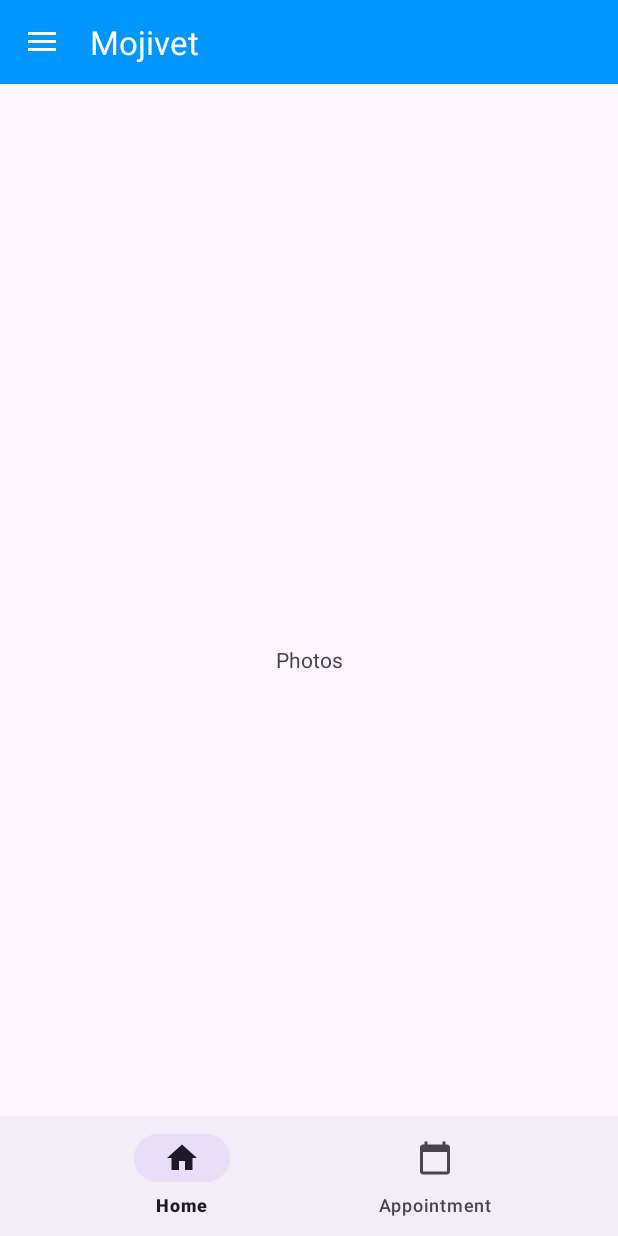
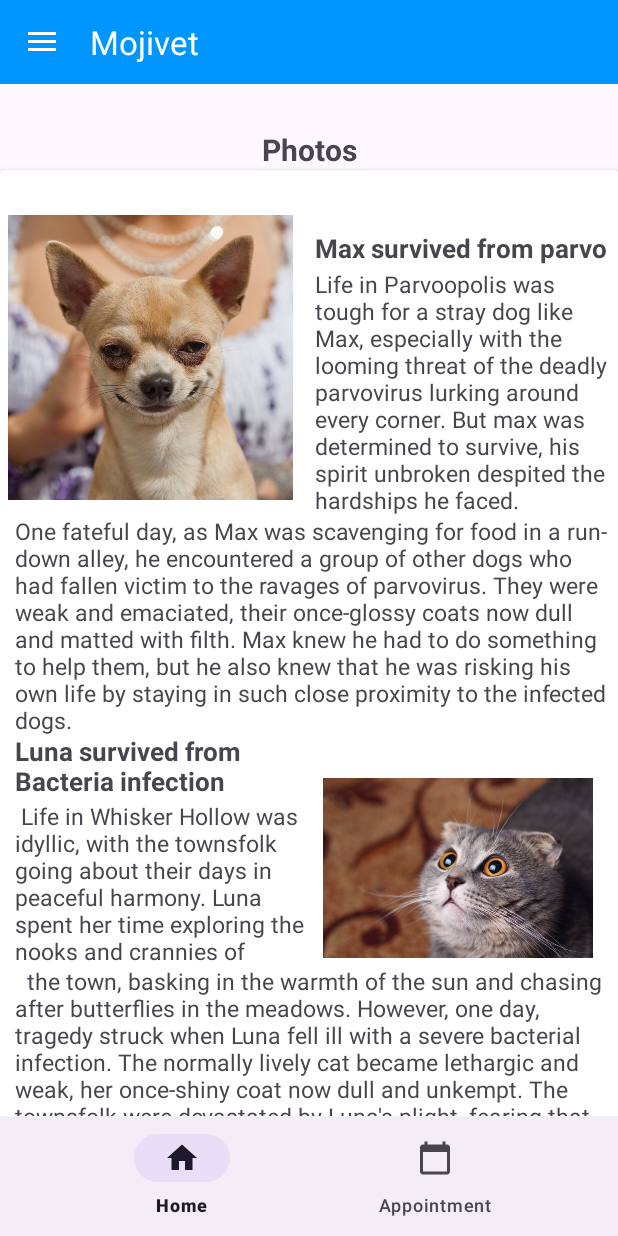
Before and after one commit to jamessysystem/Mojivet-Android, an Android app: the screen it shows after launch (MainActivity), in the side drawer, after a tap on "Photos", on a phone screen of 412 x 824 dp. Run offline under Robolectric (Android 15) with nearby library versions, the phone set to English and light mode, and no system bars.

Commit message:
Home, Photos

```diff
--- a/app/src/main/res/layout/fragment_login.xml
+++ b/app/src/main/res/layout/fragment_login.xml
@@ -66,6 +66,7 @@
             android:layout_marginLeft="40dp"/>
 
         <EditText
+            android:id="@+id/LogInEmail"
             android:layout_width="300dp"
             android:layout_height="wrap_content"
             android:layout_margin="5sp"
@@ -80,6 +81,7 @@
             android:layout_marginLeft="40dp"/>
 
         <EditText
+            android:id="@+id/LogInPassword"
             android:layout_width="300dp"
             android:layout_height="wrap_content"
             android:layout_margin="5sp"
@@ -96,7 +98,8 @@
             android:layout_width="300dp"
             android:layout_height="50dp"
             android:text="Log in"
-            android:textSize="20dp" />
+            android:textSize="20dp"
+            android:id="@+id/LogInButton"/>
     </LinearLayout>
 
 </LinearLayout>
--- a/app/src/main/res/layout/fragment_photos.xml
+++ b/app/src/main/res/layout/fragment_photos.xml
@@ -1,15 +1,108 @@
 <?xml version="1.0" encoding="utf-8"?>
-<FrameLayout xmlns:android="http://schemas.android.com/apk/res/android"
+<LinearLayout xmlns:android="http://schemas.android.com/apk/res/android"
     xmlns:tools="http://schemas.android.com/tools"
     android:layout_width="match_parent"
     android:layout_height="match_parent"
-    tools:context=".nav_drawer.Photos">
+    tools:context=".nav_drawer.Photos"
+    android:orientation="vertical">
 
     <!-- TODO: Update blank fragment layout -->
     <TextView
         android:layout_width="match_parent"
-        android:layout_height="match_parent"
+        android:layout_height="wrap_content"
+        android:layout_gravity="center"
+        android:layout_marginTop="30dp"
         android:gravity="center"
-        android:text="Photos" />
+        android:text="Photos"
+        android:textSize="20dp"
+        android:textStyle="bold" />
+    <androidx.cardview.widget.CardView
+        android:layout_width="match_parent"
+        android:layout_height="match_parent">
 
-</FrameLayout>
+            <ImageView
+                android:layout_width="200dp"
+                android:layout_height="190dp"
+                android:src="@drawable/chihuahuahua"
+                android:layout_marginTop="30dp">
+
+            </ImageView>
+
+
+        <TextView
+            android:layout_width="200dp"
+            android:layout_height="wrap_content"
+            android:text="Max survived from parvo"
+            android:layout_marginTop="40dp"
+            android:layout_marginLeft="210dp"
+            android:textStyle="bold"
+            android:textSize="17dp"
+            >
+
+        </TextView>
+
+        <TextView
+            android:layout_width="200dp"
+            android:layout_height="wrap_content"
+            android:layout_marginLeft="210dp"
+            android:layout_marginTop="65dp"
+            android:text="Life in Parvoopolis was tough for a stray dog like Max,
+especially with the looming threat of the deadly parvovirus lurking around every corner. But max was determined to survive, his spirit unbroken despited the hardships he faced."
+            android:textSize="15dp">
+
+        </TextView>
+        <TextView
+            android:text="One fateful day, as Max was scavenging for food in a run- down alley, he encountered a group of other dogs who had fallen victim to the ravages of parvovirus. They were weak and emaciated, their once-glossy coats now dull and matted with filth. Max knew he had to do something to help them, but he also knew that he was risking his own life by staying in such close proximity to the infected dogs."
+            android:layout_width="wrap_content"
+            android:layout_height="wrap_content"
+            android:layout_marginTop="230dp"
+            android:textSize="15dp"
+            android:layout_marginLeft="10dp">
+
+        </TextView>
+        <TextView
+            android:text="Luna survived from
+                                                  Bacteria infection"
+            android:layout_width="wrap_content"
+            android:layout_height="wrap_content"
+            android:textStyle="bold"
+            android:layout_marginTop="375dp"
+            android:textSize="17dp"
+            android:layout_marginLeft="10dp">
+
+        </TextView>
+        <TextView
+            android:text="
+Life in Whisker Hollow was idyllic, with the townsfolk going about their days in peaceful harmony. Luna spent her time exploring the nooks and crannies of"
+            android:layout_width="200dp"
+            android:layout_height="wrap_content"
+            android:layout_marginTop="420dp"
+            android:layout_marginLeft="10dp"
+            android:textSize="15dp">
+
+        </TextView>
+        <ImageView
+            android:layout_width="180dp"
+            android:layout_height="250dp"
+            android:src="@drawable/catmeow"
+            android:layout_marginTop="340dp"
+            android:layout_marginLeft="215dp">
+
+        </ImageView>
+        <TextView
+            android:text="
+
+the town, basking in the warmth of the sun and chasing after butterflies in the meadows. However, one day, tragedy struck when Luna fell ill with a severe bacterial infection. The normally lively cat became lethargic and weak, her once-shiny coat now dull and unkempt. The townsfolk were devastated by Luna's plight, fearing that they might lose their beloved feline friend."
+            android:layout_width="wrap_content"
+            android:layout_height="wrap_content"
+            android:layout_marginTop="530dp"
+            android:textSize="15dp"
+            android:layout_marginLeft="10dp">
+
+        </TextView>
+
+
+    </androidx.cardview.widget.CardView>
+
+
+</LinearLayout>
```
Also changed, not shown: app/src/main/res/layout/fragment_home.xml (+64 -7 lines), app/src/main/res/drawable/beauty.jpg (added), app/src/main/res/drawable/catmeow.jpg (added), app/src/main/res/drawable/chihuahua.png (added), app/src/main/res/drawable/chihuahuahua.jpg (added).
